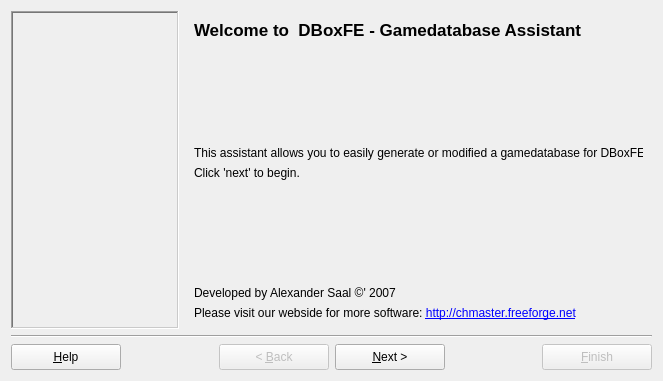
The window that dboxfe-gdb/ui/dboxfegdb_assistant.ui (LasDesu/DBoxFE) describes before a commit, drawn with Qt 5.
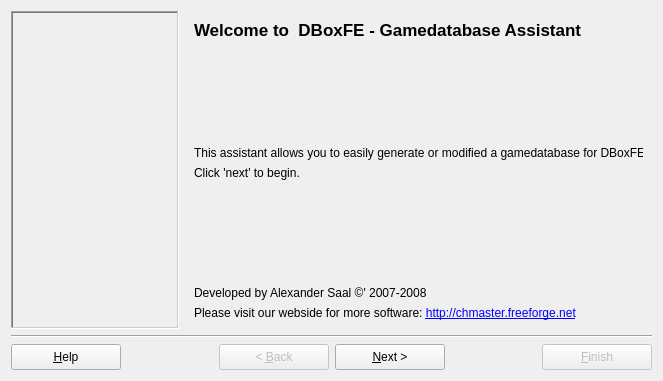
The same window after the commit. Icons and pictures are not drawn.

```diff
--- a/dboxfe-gdb/ui/dboxfegdb_assistant.ui
+++ b/dboxfe-gdb/ui/dboxfegdb_assistant.ui
@@ -140,7 +140,7 @@
          <item>
           <widget class="QLabel" name="labelCopyright" >
            <property name="text" >
-            <string>Developed by Alexander Saal ©' 2007</string>
+            <string>Developed by Alexander Saal ©' 2007-2008</string>
            </property>
           </widget>
          </item>
```
